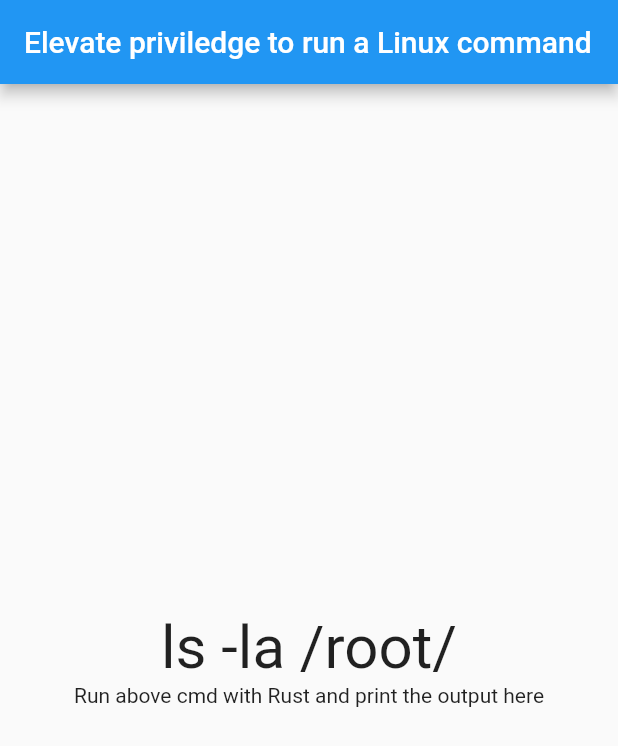
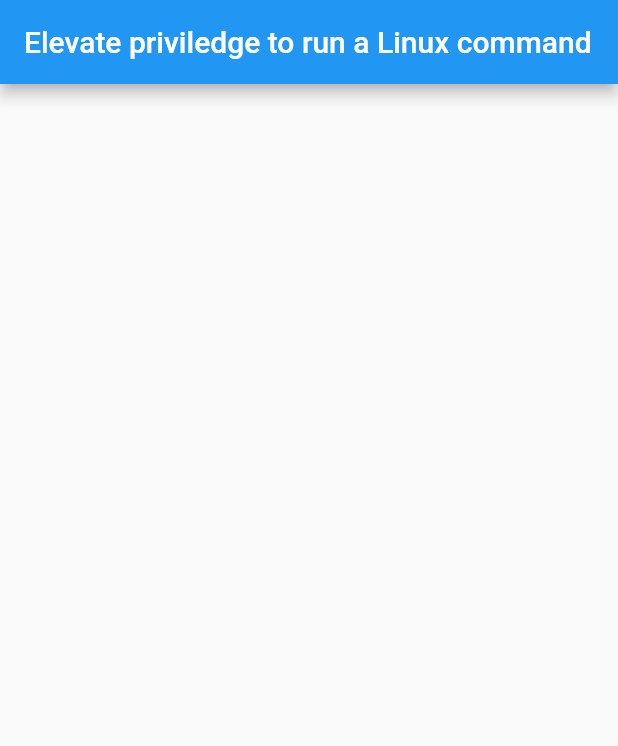
Before and after one commit to mattDev0/flutter_rust_octernship, a Flutter app: the screen it shows after launch, on a phone screen of 412 x 824 dp. Shown: the top 746 px of the screen. Run offline on Flutter 3.47's test engine with Material 2 defaults, Android fonts, the phone set to English and light mode, and no system bars; missing offline and left inert: dart:ffi, flutter_rust_bridge.

Commit message:
flutter: clean up home page

```diff
--- a/lib/main.dart
+++ b/lib/main.dart
@@ -15,7 +15,8 @@ class MyApp extends StatelessWidget {
       theme: ThemeData(
         primarySwatch: Colors.blue,
       ),
-      home: const MyHomePage(title: 'Elevate priviledge to run a Linux command'),
+      home:
+          const MyHomePage(title: 'Elevate priviledge to run a Linux command'),
     );
   }
 }
@@ -35,15 +36,6 @@ class _MyHomePageState extends State<MyHomePage> {
       appBar: AppBar(
         title: Text(widget.title),
       ),
-      body: Center(
-        child: Column(
-          mainAxisAlignment: MainAxisAlignment.center,
-          children: <Widget>[
-            const Text("ls -la /root/", style: TextStyle(fontSize: 40.0)),
-            const Text('Run above cmd with Rust and print the output here'),
-          ],
-        ),
-      ),
     );
   }
 }
```
